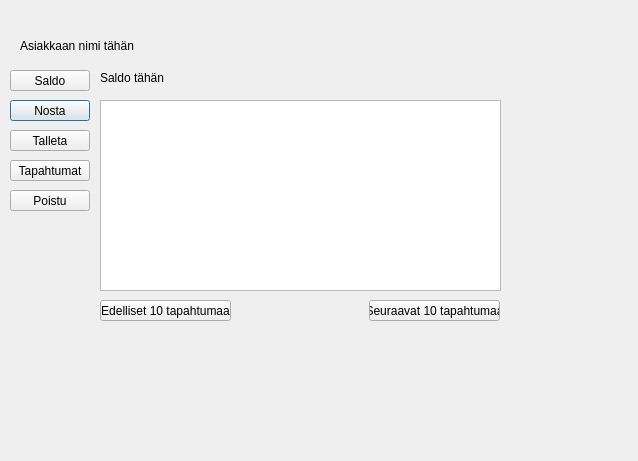
Qt form bankautomat/bankui.ui (bank-2022/group17) before a commit.
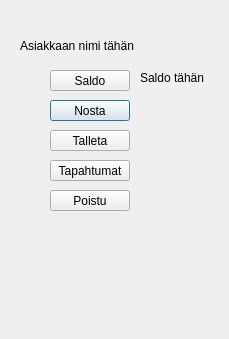
The same form after that commit.

```diff
--- a/bankautomat/bankui.ui
+++ b/bankautomat/bankui.ui
@@ -6,8 +6,8 @@
    <rect>
     <x>0</x>
     <y>0</y>
-    <width>638</width>
-    <height>461</height>
+    <width>229</width>
+    <height>339</height>
    </rect>
   </property>
   <property name="windowTitle">
@@ -16,7 +16,7 @@
   <widget class="QPushButton" name="NostaBtn">
    <property name="geometry">
     <rect>
-     <x>10</x>
+     <x>50</x>
      <y>100</y>
      <width>80</width>
      <height>21</height>
@@ -29,7 +29,7 @@
   <widget class="QPushButton" name="TalletaBtn">
    <property name="geometry">
     <rect>
-     <x>10</x>
+     <x>50</x>
      <y>130</y>
      <width>80</width>
      <height>21</height>
@@ -42,7 +42,7 @@
   <widget class="QPushButton" name="SaldoBtn">
    <property name="geometry">
     <rect>
-     <x>10</x>
+     <x>50</x>
      <y>70</y>
      <width>80</width>
      <height>21</height>
@@ -55,7 +55,7 @@
   <widget class="QPushButton" name="PoistuBtn">
    <property name="geometry">
     <rect>
-     <x>10</x>
+     <x>50</x>
      <y>190</y>
      <width>80</width>
      <height>21</height>
@@ -81,7 +81,7 @@
   <widget class="QLabel" name="saldo_label">
    <property name="geometry">
     <rect>
-     <x>100</x>
+     <x>140</x>
      <y>70</y>
      <width>81</width>
      <height>16</height>
@@ -94,7 +94,7 @@
   <widget class="QPushButton" name="TapahtumatBtn">
    <property name="geometry">
     <rect>
-     <x>10</x>
+     <x>50</x>
      <y>160</y>
      <width>80</width>
      <height>21</height>
@@ -104,42 +104,6 @@
     <string>Tapahtumat</string>
    </property>
   </widget>
-  <widget class="QListWidget" name="TapahtumaList">
-   <property name="geometry">
-    <rect>
-     <x>100</x>
-     <y>100</y>
-     <width>401</width>
-     <height>191</height>
-    </rect>
-   </property>
-  </widget>
-  <widget class="QPushButton" name="Seur10tapahtBtn">
-   <property name="geometry">
-    <rect>
-     <x>369</x>
-     <y>300</y>
-     <width>131</width>
-     <height>21</height>
-    </rect>
-   </property>
-   <property name="text">
-    <string>Seuraavat 10 tapahtumaa</string>
-   </property>
-  </widget>
-  <widget class="QPushButton" name="Ed10tapahtBtn">
-   <property name="geometry">
-    <rect>
-     <x>100</x>
-     <y>300</y>
-     <width>131</width>
-     <height>21</height>
-    </rect>
-   </property>
-   <property name="text">
-    <string>Edelliset 10 tapahtumaa</string>
-   </property>
-  </widget>
  </widget>
  <resources/>
  <connections/>
```
